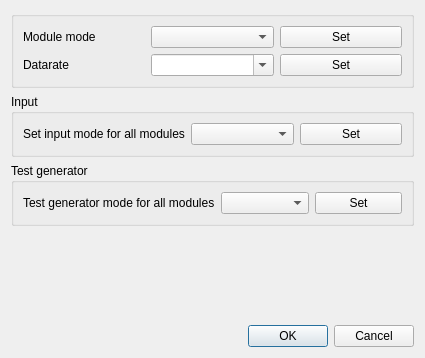
Above: registrationsettingsdialog.ui from stepankuzmin/mole before the change. Below: the same form after it.
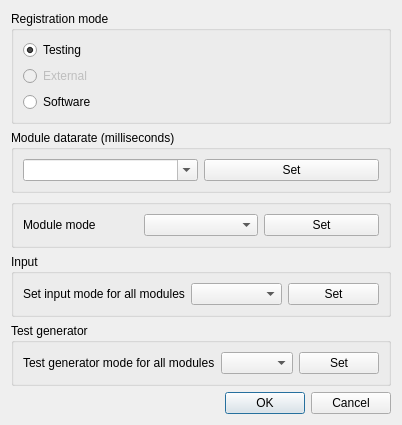
That is the form after the change.

```diff
--- a/registrationsettingsdialog.ui
+++ b/registrationsettingsdialog.ui
@@ -9,8 +9,8 @@
    <rect>
     <x>0</x>
     <y>0</y>
-    <width>425</width>
-    <height>358</height>
+    <width>375</width>
+    <height>394</height>
    </rect>
   </property>
   <property name="windowTitle">
@@ -18,49 +18,87 @@
   </property>
   <layout class="QVBoxLayout" name="verticalLayout">
    <item>
-    <widget class="QGroupBox" name="registrationSettingsGroupBox">
+    <widget class="QGroupBox" name="RegistrationModeGroupBox">
      <property name="title">
-      <string/>
+      <string>Registration mode</string>
      </property>
-     <layout class="QGridLayout" name="gridLayout">
-      <item row="2" column="1">
+     <layout class="QVBoxLayout" name="verticalLayout_2">
+      <item>
+       <widget class="QRadioButton" name="TestingModeRadioButton">
+        <property name="text">
+         <string>Testing</string>
+        </property>
+        <property name="checked">
+         <bool>true</bool>
+        </property>
+       </widget>
+      </item>
+      <item>
+       <widget class="QRadioButton" name="ExternalModeRadioButton">
+        <property name="enabled">
+         <bool>false</bool>
+        </property>
+        <property name="text">
+         <string>External</string>
+        </property>
+       </widget>
+      </item>
+      <item>
+       <widget class="QRadioButton" name="SoftwareModeRadioButton">
+        <property name="text">
+         <string>Software</string>
+        </property>
+       </widget>
+      </item>
+     </layout>
+    </widget>
+   </item>
+   <item>
+    <widget class="QGroupBox" name="moduleDatarateGroupBox">
+     <property name="title">
+      <string>Module datarate (milliseconds)</string>
+     </property>
+     <layout class="QHBoxLayout" name="horizontalLayout">
+      <item>
        <widget class="QComboBox" name="moduleDatarateComboBox">
         <property name="editable">
          <bool>true</bool>
         </property>
        </widget>
       </item>
-      <item row="2" column="0">
-       <widget class="QLabel" name="datarateLabel">
-        <property name="text">
-         <string>Datarate</string>
-        </property>
-       </widget>
-      </item>
-      <item row="2" column="2">
+      <item>
        <widget class="QPushButton" name="setDataratePushButton">
         <property name="text">
          <string>Set</string>
         </property>
        </widget>
       </item>
-      <item row="0" column="1">
-       <widget class="QComboBox" name="moduleModeComboBox"/>
-      </item>
-      <item row="0" column="2">
-       <widget class="QPushButton" name="setModuleModePushButton">
-        <property name="text">
-         <string>Set</string>
-        </property>
-       </widget>
-      </item>
-      <item row="0" column="0">
+     </layout>
+    </widget>
+   </item>
+   <item>
+    <widget class="QGroupBox" name="registrationSettingsGroupBox">
+     <property name="title">
+      <string/>
+     </property>
+     <layout class="QGridLayout" name="gridLayout">
+      <item row="1" column="0">
        <widget class="QLabel" name="modeLabel">
         <property name="text">
          <string>Module mode</string>
         </property>
        </widget>
       </item>
+      <item row="1" column="2">
+       <widget class="QPushButton" name="setModuleModePushButton">
+        <property name="text">
+         <string>Set</string>
+        </property>
+       </widget>
+      </item>
+      <item row="1" column="1">
+       <widget class="QComboBox" name="moduleModeComboBox"/>
+      </item>
      </layout>
     </widget>
    </item>
```
Left out of the diff: 2 changed lines with no effect on the pictures.
